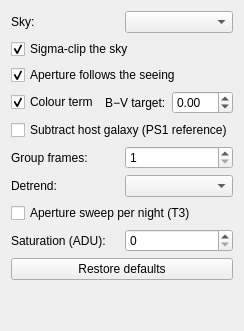
Old version of the form nightscribe/gui/ui/ufe_advanced_dialog.ui in the repository irydeo/nightscribe.
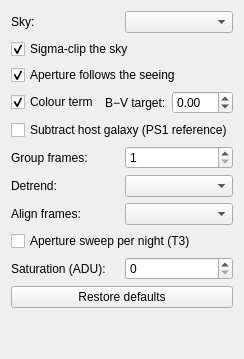
New version of the form.

Commit message: series: align the frames, tie the comps, and search the period

What changed in the file:
```diff
--- a/nightscribe/gui/ui/ufe_advanced_dialog.ui
+++ b/nightscribe/gui/ui/ufe_advanced_dialog.ui
@@ -38,6 +38,12 @@
      <item><widget class="QComboBox" name="cmb_detrend"><property name="toolTip"><string>Series only: off keeps the raw curve; airmass removes the minimum (a1·exp(a2·X)+a3); auto adds FWHM/sky/x-y only when the residual really improves. The raw curve is always kept</string></property></widget></item>
     </layout>
    </item>
+   <item>
+    <layout class="QHBoxLayout" name="row_align">
+     <item><widget class="QLabel" name="lbl_align"><property name="text"><string>Align frames:</string></property></widget></item>
+     <item><widget class="QComboBox" name="cmb_align"><property name="toolTip"><string>Series only: the frames of a visit rarely sit on the same pixels (the mount drifts, or the telescope was re-pointed). Auto measures each frame on its own grid at the mapped coordinates, so the star never leaves the aperture and the point spread is never resampled. Off assumes the frames are already aligned (a solved WCS per frame does the same job)</string></property></widget></item>
+    </layout>
+   </item>
    <item><widget class="QCheckBox" name="chk_auto_aperture"><property name="text"><string>Aperture sweep per night (T3)</string></property><property name="toolTip"><string>Series only: pick the aperture k in [1.0, 2.0]·FWHM whose check-star scatter is smallest, one choice per night</string></property></widget></item>
    <item>
     <layout class="QHBoxLayout" name="row_saturate">
```
The commit also changes 45 other files.
